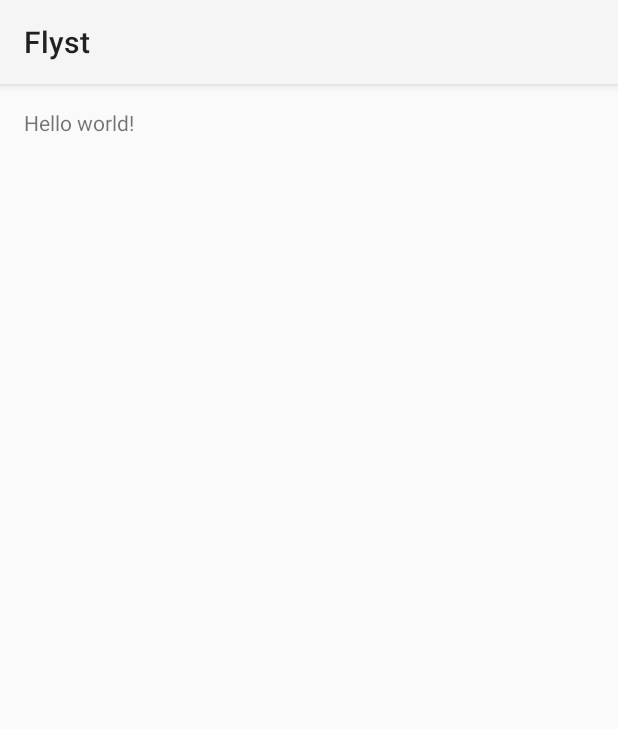
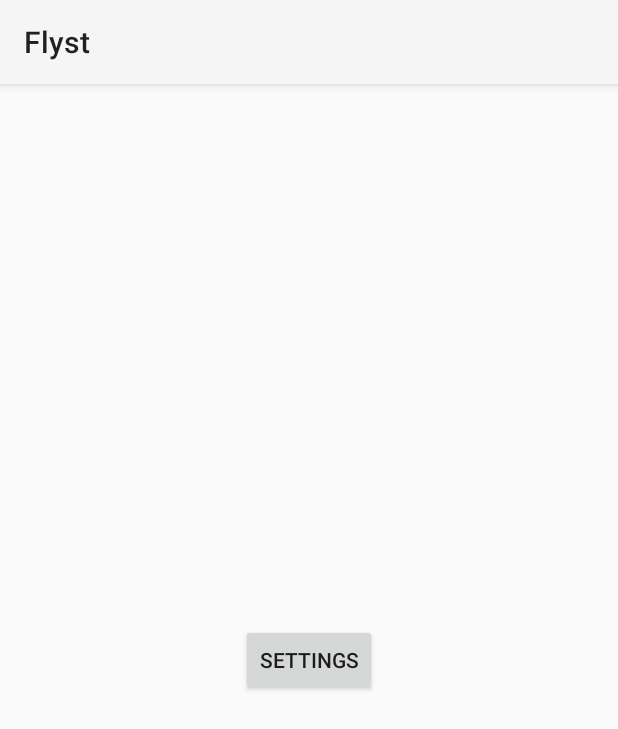
Before and after one commit to chrisemerson/flyst, an Android app: the layout activity_main.xml on its own in the app's theme, with its tools: preview values and no code run, on a phone screen of 412 x 824 dp. Shown: the top 729 px of the screen. Run offline under Robolectric (Android 15) with nearby library versions, the phone set to English and light mode, and no system bars.

Commit message:
Basic main activity up with a single button to go to settings, set as launcher, full screen and status bar hidden

```diff
--- a/app/build.gradle
+++ b/app/build.gradle
@@ -20,5 +20,7 @@ android {
 }
 
 dependencies {
-    compile fileTree(dir: 'libs', include: ['*.jar'])
+    compile fileTree(include: ['*.jar'], dir: 'libs')
+    compile 'com.android.support:support-v4:21.0.3'
+    compile 'com.android.support:appcompat-v7:21.0.3'
 }
--- a/app/src/main/AndroidManifest.xml
+++ b/app/src/main/AndroidManifest.xml
@@ -9,11 +9,14 @@
         android:theme="@style/AppTheme" >
         <activity
             android:name=".MainActivity"
-            android:label="@string/app_name" >
+            android:label="@string/app_name"
+            android:screenOrientation="landscape">
             <intent-filter>
                 <action android:name="android.intent.action.MAIN" />
 
                 <category android:name="android.intent.category.LAUNCHER" />
+                <category android:name="android.intent.category.DEFAULT" />
+                <category android:name="android.intent.category.HOME" />
             </intent-filter>
         </activity>
     </application>
--- a/app/src/main/res/layout/activity_main.xml
+++ b/app/src/main/res/layout/activity_main.xml
@@ -8,9 +8,12 @@
     android:paddingBottom="@dimen/activity_vertical_margin"
     tools:context=".MainActivity">
 
-    <TextView
-        android:text="@string/hello_world"
+    <Button
+        android:id="@+id/settings_button"
         android:layout_width="wrap_content"
-        android:layout_height="wrap_content"/>
+        android:layout_height="wrap_content"
+        android:text="@string/settings_button_text"
+        android:layout_centerVertical="true"
+        android:layout_centerHorizontal="true"/>
 
 </RelativeLayout>
--- a/app/src/main/res/values/strings.xml
+++ b/app/src/main/res/values/strings.xml
@@ -4,5 +4,6 @@
     <string name="app_name">Flyst</string>
     <string name="hello_world">Hello world!</string>
     <string name="action_settings">Settings</string>
+    <string name="settings_button_text">Settings</string>
 
 </resources>
--- a/app/src/main/res/values/styles.xml
+++ b/app/src/main/res/values/styles.xml
@@ -1,7 +1,7 @@
 <resources>
 
     <!-- Base application theme. -->
-    <style name="AppTheme" parent="android:Theme.Holo.Light.DarkActionBar">
+    <style name="AppTheme" parent="Theme.AppCompat.Light.DarkActionBar">
         <!-- Customize your theme here. -->
     </style>
 
```
Also changed, not shown: app/src/main/java/uk/co/cemerson/flyst/MainActivity.java (+20 -27 lines), app/src/main/res/menu/menu_main.xml (deleted, +0 -8 lines), 1 other file.
